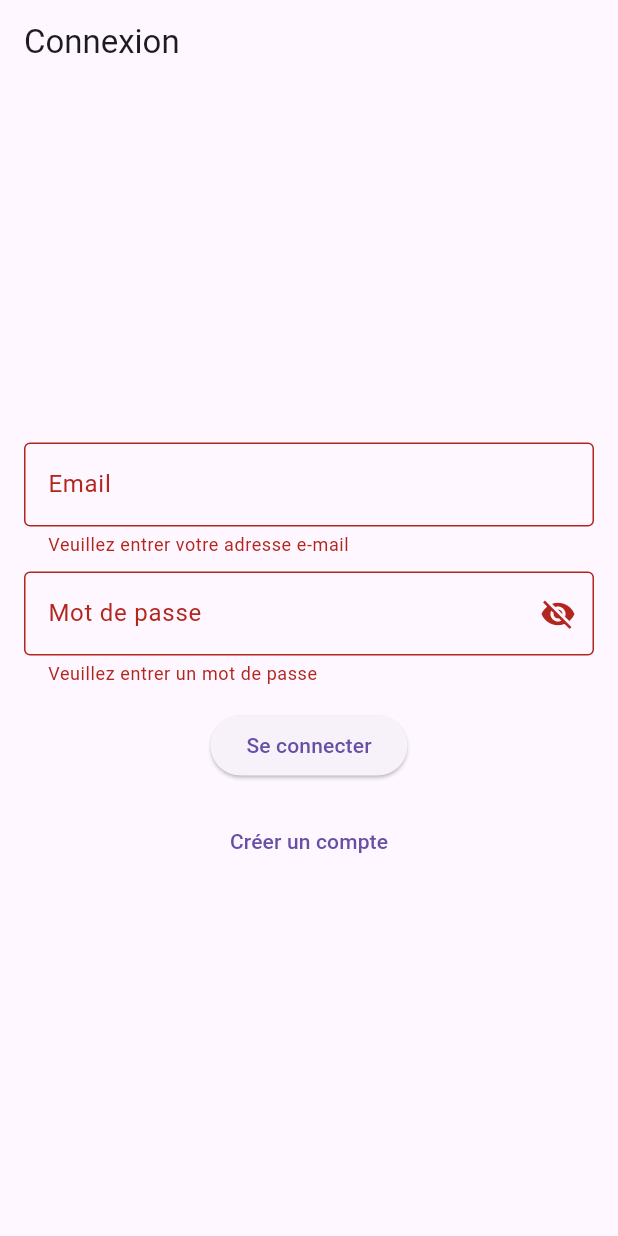
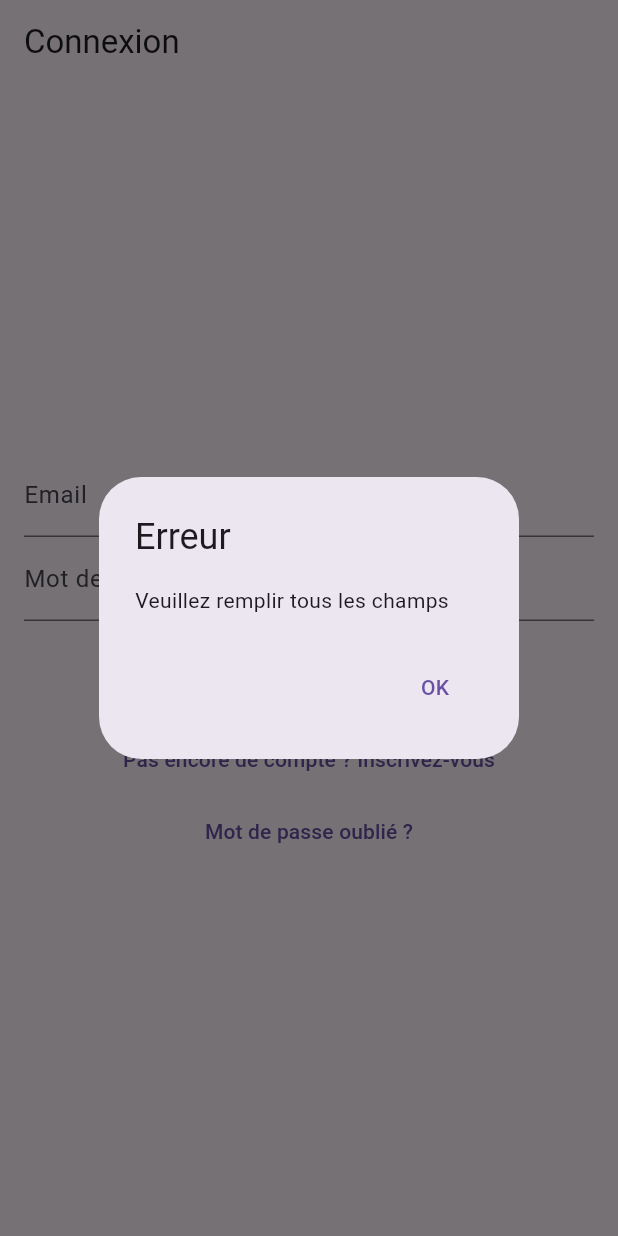
Before and after one commit to MohamedLoum1001/transport-app, a Flutter app: the screen it shows after launch, after a tap on "Se connecter", on a phone screen of 412 x 824 dp. Run offline on Flutter 3.47's test engine with Material 3 defaults, Android fonts, the phone set to English and light mode, and no system bars; our stand-ins replace cloud_firestore, firebase_auth, firebase_core, firebase_storage, image_picker, shared_preferences; accounts and stored records are empty.

Commit message:
logique connexion

```diff
--- a/lib/Pages/Login/login.dart
+++ b/lib/Pages/Login/login.dart
@@ -1,7 +1,6 @@
 import 'package:flutter/material.dart';
 import 'package:firebase_auth/firebase_auth.dart';
 import 'package:cloud_firestore/cloud_firestore.dart';
-import 'package:tranport_app/Pages/Register/Register.dart';
 
 class Login extends StatefulWidget {
   @override
@@ -11,37 +10,71 @@ class Login extends StatefulWidget {
 class _LoginState extends State<Login> {
   final TextEditingController emailController = TextEditingController();
   final TextEditingController passwordController = TextEditingController();
-  final _formKey = GlobalKey<FormState>();
-  bool _isPasswordVisible = false;
+  final FirebaseAuth _auth = FirebaseAuth.instance;
+  bool isLoading = false;
 
-  final FirebaseAuth _auth = FirebaseAuth.instance;
-
+  // Méthode pour se connecter avec Firebase
   Future<void> loginUser() async {
-    if (!_formKey.currentState!.validate()) {
+    if (emailController.text.isEmpty || passwordController.text.isEmpty) {
+      showErrorDialog("Veuillez remplir tous les champs");
       return;
     }
 
+    // Validate email format
+    if (!RegExp(r"^[a-zA-Z0-9._%+-]+@[a-zA-Z0-9.-]+\.[a-zA-Z]{2,}$").hasMatch(emailController.text)) {
+      showErrorDialog("Veuillez entrer un email valide");
+      return;
+    }
+
+    setState(() {
+      isLoading = true; // Affiche l'indicateur de chargement
+    });
+
     try {
-      await _auth.signInWithEmailAndPassword(
+      // Firebase Authentication
+      UserCredential userCredential = await _auth.signInWithEmailAndPassword(
         email: emailController.text,
         password: passwordController.text,
       );
-      // Redirige vers la page d'accueil ou tableau de bord après connexion réussie
+
+      // Récupère le type d'utilisateur depuis Firestore (ex: "Client" ou "Transporteur")
+      final userDoc = await FirebaseFirestore.instance
+          .collection('users')
+          .doc(userCredential.user!.uid)
+          .get();
+
+      String userType = userDoc.data()?['type'] ?? 'Client'; // Par défaut, "Client"
+
+      setState(() {
+        isLoading = false;
+      });
+
+      // Redirige en fonction du type d'utilisateur
+      if (userType == 'Transporteur') {
         Navigator.pushReplacementNamed(context, '/transporterInterface');
+      } else {
+        Navigator.pushReplacementNamed(context, '/clientInterface');
+      }
     } catch (e) {
+      setState(() {
+        isLoading = false;
+      });
       showErrorDialog("Erreur de connexion : ${e.toString()}");
     }
   }
 
+  // Méthode pour afficher les erreurs
   void showErrorDialog(String message) {
     showDialog(
       context: context,
       builder: (context) => AlertDialog(
-        title: Text("Erreur de connexion"),
+        title: Text("Erreur"),
         content: Text(message),
         actions: [
           TextButton(
-            onPressed: () => Navigator.pop(context),
+            onPressed: () {
+              Navigator.pop(context);
+            },
             child: Text("OK"),
           ),
         ],
@@ -55,73 +88,39 @@ class _LoginState extends State<Login> {
       appBar: AppBar(title: Text('Connexion')),
       body: Padding(
         padding: const EdgeInsets.all(16.0),
-        child: Form(
-          key: _formKey,
         child: Column(
           mainAxisAlignment: MainAxisAlignment.center,
           children: [
-              TextFormField(
+            TextField(
               controller: emailController,
-                decoration: InputDecoration(
-                  labelText: 'Email',
-                  border: OutlineInputBorder(),
+              decoration: InputDecoration(labelText: 'Email'),
+              keyboardType: TextInputType.emailAddress,
             ),
-                keyboardType: TextInputType.emailAddress,
-                validator: (value) {
-                  if (value == null || value.isEmpty) {
-                    return 'Veuillez entrer votre adresse e-mail';
-                  }
-                  if (!RegExp(r'^[\w-\.]+@([\w-]+\.)+[\w-]{2,4}$').hasMatch(value)) {
-                    return 'Veuillez entrer une adresse e-mail valide';
-                  }
-                  return null;
-                },
+            TextField(
+              controller: passwordController,
+              decoration: InputDecoration(labelText: 'Mot de passe'),
+              obscureText: true,
             ),
-              SizedBox(height: 10),
-              TextFormField(
-                controller: passwordController,
-                decoration: InputDecoration(
-                  labelText: 'Mot de passe',
-                  border: OutlineInputBorder(),
-                  suffixIcon: IconButton(
-                    icon: Icon(
-                      _isPasswordVisible ? Icons.visibility : Icons.visibility_off,
-                    ),
-                    onPressed: () {
-                      setState(() {
-                        _isPasswordVisible = !_isPasswordVisible;
-                      });
-                    },
-                  ),
-                ),
-                obscureText: !_isPasswordVisible,
-                validator: (value) {
-                  if (value == null || value.isEmpty) {
-                    return 'Veuillez entrer un mot de passe';
-                  }
-                  if (value.length < 6) {
-                    return 'Le mot de passe doit contenir au moins 6 caractères';
-                  }
-                  return null;
-                },
-              ),
-              SizedBox(height: 16.0),
-              ElevatedButton(
+            SizedBox(height: 20),
+            isLoading
+                ? CircularProgressIndicator() // Affiche l'indicateur de chargement
+                : ElevatedButton(
                     onPressed: loginUser,
                     child: Text('Se connecter'),
                   ),
-              SizedBox(height: 16.0),
             TextButton(
               onPressed: () {
-                  Navigator.push(
-                    context,
-                    MaterialPageRoute(builder: (context) => Register()),
-                  );
+                Navigator.pushNamed(context, '/register');
               },
-                child: Text('Créer un compte'),
+              child: Text("Pas encore de compte ? Inscrivez-vous"),
+            ),
+            TextButton(
+              onPressed: () {
+                Navigator.pushNamed(context, '/forgotPassword');
+              },
+              child: Text("Mot de passe oublié ?"),
             ),
           ],
-          ),
         ),
       ),
     );
--- a/pubspec.yaml
+++ b/pubspec.yaml
@@ -39,6 +39,7 @@ dependencies:
   firebase_core: ^3.7.0
   firebase_auth: ^5.3.3
   cloud_firestore: ^5.5.0
+  firebase_storage: ^12.3.6
   shared_preferences: ^2.1.1
 
 dev_dependencies:
```
Also changed, not shown: lib/Pages/ClientInterface/clientInterface.dart (+19 -2 lines), pubspec.lock, 3 other files. Lines whose indentation alone changed are shown as unchanged.
